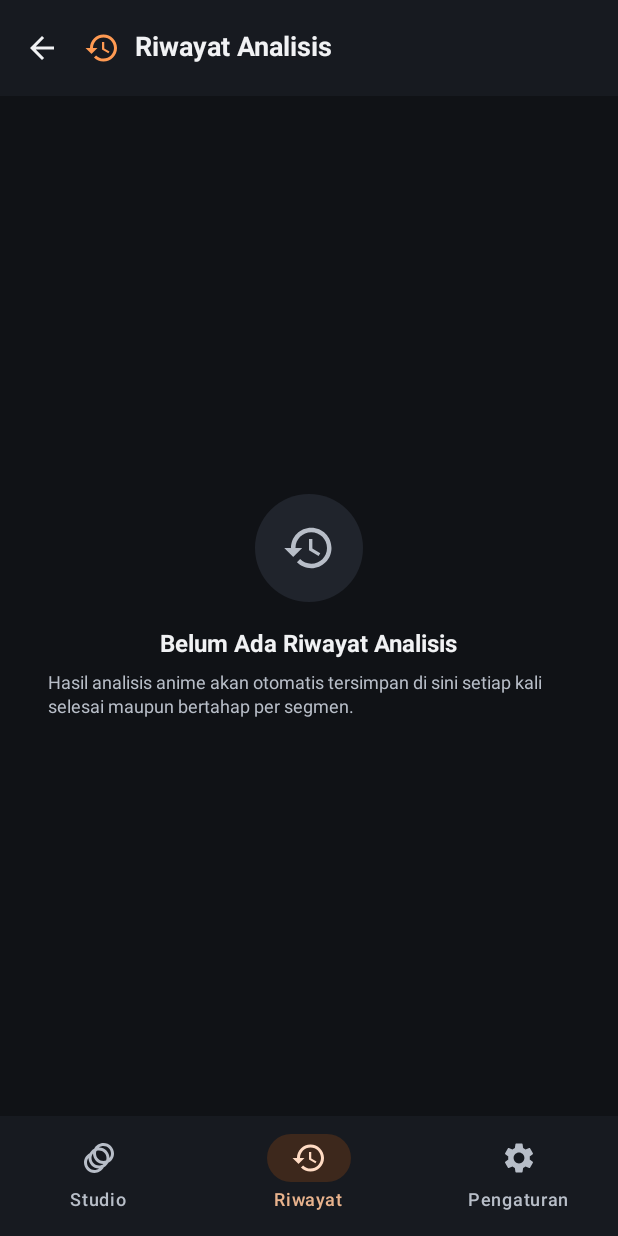
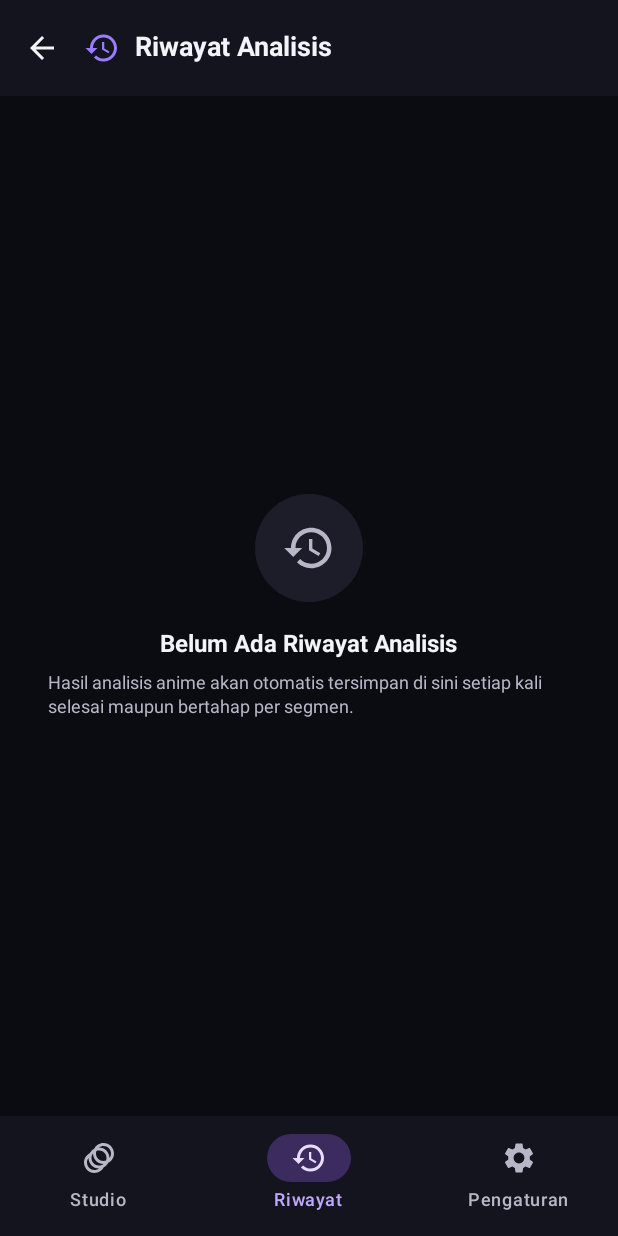
Before and after one commit to hafefrock/rekapin-app, an Android app built with Jetpack Compose: the screen it shows after launch (MainActivity), item 2 of the bottom bar chosen, on a phone screen of 412 x 824 dp. Run offline under Robolectric (Android 15) with nearby library versions, the phone set to English and light mode, and no system bars; our stand-ins replace Room's generated code.

Commit message:
style: establish cinematic violet palette on main

```diff
--- a/app/src/main/java/com/example/ui/theme/Color.kt
+++ b/app/src/main/java/com/example/ui/theme/Color.kt
@@ -2,32 +2,39 @@ package com.example.ui.theme
 
 import androidx.compose.ui.graphics.Color
 
-// Rekapin Studio: graphite surfaces with a restrained warm accent.
-val OrangePrimary = Color(0xFFFF9A52)
-val OrangeOnPrimary = Color(0xFF271306)
-val OrangePrimaryContainer = Color(0xFF472817)
-val OrangeOnPrimaryContainer = Color(0xFFFFDCC5)
+// Rekapin Cinematic AI Studio — graphite foundation with restrained violet light.
+val VioletPrimary = Color(0xFF9B7BFF)
+val VioletOnPrimary = Color(0xFF1D103D)
+val VioletPrimaryContainer = Color(0xFF35235F)
+val VioletOnPrimaryContainer = Color(0xFFE9DDFF)
 
-val OrangeSecondary = Color(0xFFE9B38D)
-val OrangeOnSecondary = Color(0xFF2C170B)
-val OrangeSecondaryContainer = Color(0xFF3D281C)
-val OrangeOnSecondaryContainer = Color(0xFFFFDBC3)
+val VioletSecondary = Color(0xFFC1A8FF)
+val VioletOnSecondary = Color(0xFF28164A)
+val VioletSecondaryContainer = Color(0xFF3B2B5E)
+val VioletOnSecondaryContainer = Color(0xFFE9DDFF)
 
-val CyanAccent = Color(0xFF9DB9C8)
-val CyanOnTertiary = Color(0xFF14232B)
+val CyanAccent = Color(0xFF83D9E8)
+val CyanOnTertiary = Color(0xFF10272C)
 
-val GunmetalBackground = Color(0xFF101216)
-val GunmetalOnBackground = Color(0xFFF0F1F3)
+val GunmetalBackground = Color(0xFF0B0C12)
+val GunmetalOnBackground = Color(0xFFF5F3FA)
+val GunmetalSurface = Color(0xFF13141D)
+val GunmetalOnSurface = Color(0xFFF5F3FA)
+val GunmetalSurfaceVariant = Color(0xFF1C1D29)
+val GunmetalOnSurfaceVariant = Color(0xFFB9B6C7)
+val GunmetalOutline = Color(0xFF454153)
+val GunmetalOutlineVariant = Color(0xFF2A2938)
+val GunmetalSurfaceContainer = Color(0xFF171823)
+val GunmetalSurfaceContainerHigh = Color(0xFF202130)
+val GunmetalSurfaceContainerHighest = Color(0xFF2A2A3B)
+val GunmetalError = Color(0xFFFF6B7A)
 
-val GunmetalSurface = Color(0xFF171A20)
-val GunmetalOnSurface = Color(0xFFF1F2F4)
-val GunmetalSurfaceVariant = Color(0xFF20242C)
-val GunmetalOnSurfaceVariant = Color(0xFFB8BEC8)
-
-val GunmetalOutline = Color(0xFF3A414C)
-val GunmetalOutlineVariant = Color(0xFF292E37)
-
-val GunmetalSurfaceContainer = Color(0xFF191D24)
-val GunmetalSurfaceContainerHigh = Color(0xFF222730)
-val GunmetalSurfaceContainerHighest = Color(0xFF2B313B)
-val GunmetalError = Color(0xFFFF6B6B)
+// Compatibility aliases retained until all legacy UI references are migrated.
+val OrangePrimary = VioletPrimary
+val OrangeOnPrimary = VioletOnPrimary
+val OrangePrimaryContainer = VioletPrimaryContainer
+val OrangeOnPrimaryContainer = VioletOnPrimaryContainer
+val OrangeSecondary = VioletSecondary
+val OrangeOnSecondary = VioletOnSecondary
+val OrangeSecondaryContainer = VioletSecondaryContainer
+val OrangeOnSecondaryContainer = VioletOnSecondaryContainer
```
